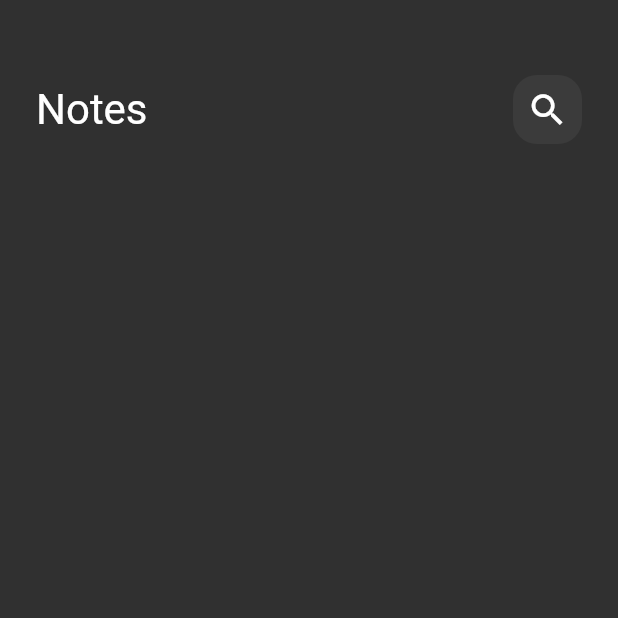
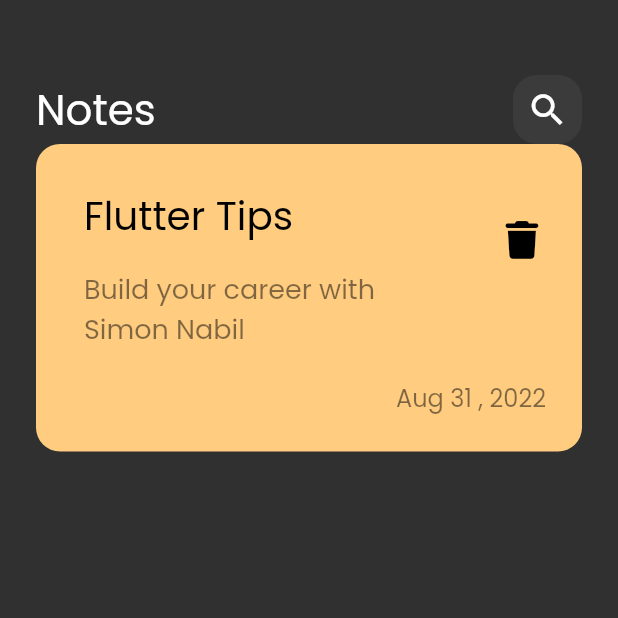
Before and after one commit to Simonnabil22/notes_app, a Flutter app: the screen it shows after launch, on a phone screen of 412 x 824 dp, the top half of it. Run offline on Flutter 3.47's test engine with Material 2 defaults, Android fonts, the phone set to English and light mode, and no system bars; our stand-ins replace font_awesome_flutter.

Commit message:
create custom note item

```diff
--- a/lib/main.dart
+++ b/lib/main.dart
@@ -12,7 +12,8 @@ void main() {
     return MaterialApp(
       debugShowCheckedModeBanner: false,
       theme: ThemeData(
-        brightness: Brightness.dark
+        brightness: Brightness.dark,
+        fontFamily: 'Poppins'
       ),
       home: const NotesView(),
     );
--- /dev/null
+++ b/lib/widgets/custom_note_icon.dart
@@ -0,0 +1,57 @@
+
+import 'package:flutter/material.dart';
+import 'package:font_awesome_flutter/font_awesome_flutter.dart';
+
+class NoteItem extends StatelessWidget {
+  const NoteItem({super.key});
+
+  @override
+  Widget build(BuildContext context) {
+    return Container(
+      padding: const EdgeInsets.only(top: 24, bottom: 24,left: 16),
+    decoration: BoxDecoration(
+      color: Color(0xffFFCC80),
+      borderRadius: BorderRadius.circular(16),
+    ),
+    child: Column(
+      crossAxisAlignment: CrossAxisAlignment.end,
+      children: [
+        ListTile(
+
+          title:const Text('Flutter Tips',
+          style: TextStyle(
+            color: Colors.black,
+            fontSize: 26,
+          ),),
+          subtitle: Padding(
+            padding: const EdgeInsets.only(
+              top: 16, bottom: 16
+              ),
+            child: Text('Build your career with Simon Nabil',
+            style: TextStyle(
+              color: Colors.black.withOpacity(.5),
+              fontSize: 18,
+            ),),
+          ),
+          trailing: IconButton(onPressed: (){},
+           icon:const Icon(
+             FontAwesomeIcons.trash,
+           color: Colors.black,
+           size: 25),
+        ),
+        ),
+
+     Padding(
+       padding: const EdgeInsets.only(right: 24),
+       child: Text(
+        'Aug 31 , 2022',
+       style: TextStyle(
+        color: Colors.black.withOpacity(.5),
+       fontSize: 16,
+       ),),
+     )
+      ],
+    ),
+    );
+  }
+}
--- a/lib/widgets/notes_view_body.dart
+++ b/lib/widgets/notes_view_body.dart
@@ -1,5 +1,8 @@
+
 import 'package:flutter/material.dart';
+import 'package:font_awesome_flutter/font_awesome_flutter.dart';
 import 'package:notes_app/widgets/custom_app_bar.dart';
+import 'package:notes_app/widgets/custom_note_icon.dart';
 
 class NotesViewBody extends StatelessWidget {
   const NotesViewBody({super.key});
@@ -14,6 +17,7 @@ class NotesViewBody extends StatelessWidget {
           height: 50,
         ),
          CustomAppBar(),
+         NoteItem(),
     ],
       ),
     );
```
Also changed, not shown: pubspec.yaml (+7 -11 lines), assets/fonts/Poppins-Regular.ttf (added), pubspec.lock.
